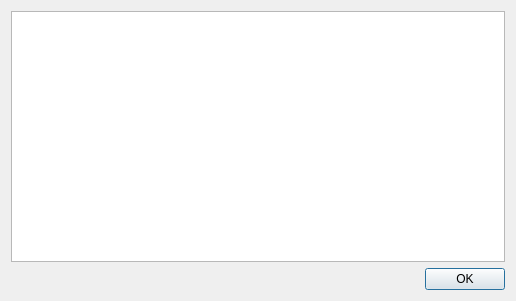
Above: src/widget/TextPopup.ui from timschneeb/DDCToolbox before the change. Below: the same form after it.
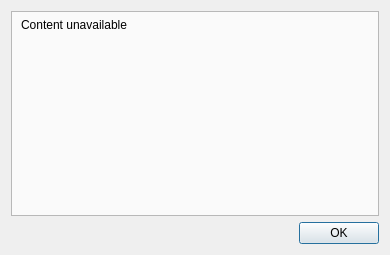
That is the form after the change. Icons and pictures are not drawn.

Commit message: Allow orientation change + save settings to registry or config + code cleanup

What changed in the file:
```diff
--- a/src/widget/TextPopup.ui
+++ b/src/widget/TextPopup.ui
@@ -6,8 +6,8 @@
    <rect>
     <x>0</x>
     <y>0</y>
-    <width>516</width>
-    <height>301</height>
+    <width>390</width>
+    <height>255</height>
    </rect>
   </property>
   <property name="windowTitle">
@@ -22,20 +22,74 @@
   </property>
   <layout class="QVBoxLayout" name="verticalLayout">
    <item>
-    <widget class="QTextBrowser" name="textBrowser">
-     <property name="html">
-      <string>&lt;!DOCTYPE HTML PUBLIC &quot;-//W3C//DTD HTML 4.0//EN&quot; &quot;http://www.w3.org/TR/REC-html40/strict.dtd&quot;&gt;
-&lt;html&gt;&lt;head&gt;&lt;meta name=&quot;qrichtext&quot; content=&quot;1&quot; /&gt;&lt;style type=&quot;text/css&quot;&gt;
-p, li { white-space: pre-wrap; }
-&lt;/style&gt;&lt;/head&gt;&lt;body style=&quot; font-family:'.SF NS Text'; font-size:13pt; font-weight:400; font-style:normal;&quot;&gt;
-&lt;p style=&quot;-qt-paragraph-type:empty; margin-top:0px; margin-bottom:0px; margin-left:0px; margin-right:0px; -qt-block-indent:0; text-indent:0px; font-family:'MS Shell Dlg 2'; font-size:8pt;&quot;&gt;&lt;br /&gt;&lt;/p&gt;&lt;/body&gt;&lt;/html&gt;</string>
+    <widget class="QScrollArea" name="scrollArea">
+     <property name="frameShape">
+      <enum>QFrame::StyledPanel</enum>
      </property>
-     <property name="openExternalLinks">
+     <property name="frameShadow">
+      <enum>QFrame::Plain</enum>
+     </property>
+     <property name="lineWidth">
+      <number>1</number>
+     </property>
+     <property name="widgetResizable">
       <bool>true</bool>
      </property>
-     <property name="openLinks">
-      <bool>false</bool>
-     </property>
+     <widget class="QWidget" name="scrollAreaWidgetContents">
+      <property name="geometry">
+       <rect>
+        <x>0</x>
+        <y>0</y>
+        <width>370</width>
+        <height>208</height>
+       </rect>
+      </property>
+      <property name="styleSheet">
+       <string notr="true">QWidget {
+	background-color: rgb(250, 250, 250)
+}</string>
+      </property>
+      <layout class="QVBoxLayout" name="verticalLayout_2">
+       <property name="leftMargin">
+        <number>9</number>
+       </property>
+       <property name="topMargin">
+        <number>6</number>
+       </property>
+       <property name="bottomMargin">
+        <number>6</number>
+       </property>
+       <item>
+        <widget class="QLabel" name="textBrowser">
+         <property name="text">
+          <string>Content unavailable</string>
+         </property>
+         <property name="textFormat">
+          <enum>Qt::RichText</enum>
+         </property>
+         <property name="alignment">
+          <set>Qt::AlignLeading|Qt::AlignLeft|Qt::AlignVCenter</set>
+         </property>
+         <property name="wordWrap">
+          <bool>true</bool>
+         </property>
+        </widget>
+       </item>
+       <item>
+        <spacer name="verticalSpacer_2">
+         <property name="orientation">
+          <enum>Qt::Vertical</enum>
+         </property>
+         <property name="sizeHint" stdset="0">
+          <size>
+           <width>20</width>
+           <height>40</height>
+          </size>
+         </property>
+        </spacer>
+       </item>
+      </layout>
+     </widget>
     </widget>
    </item>
    <item>
```
The commit also changes 7 other files.
